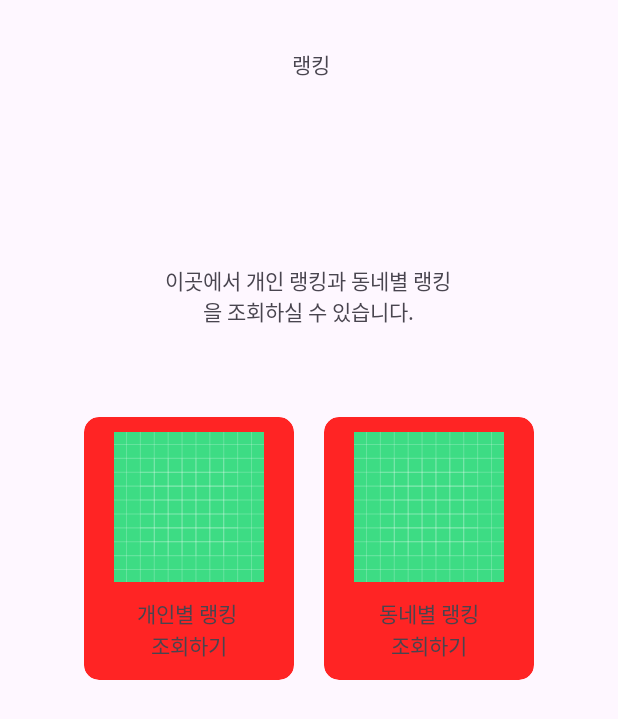
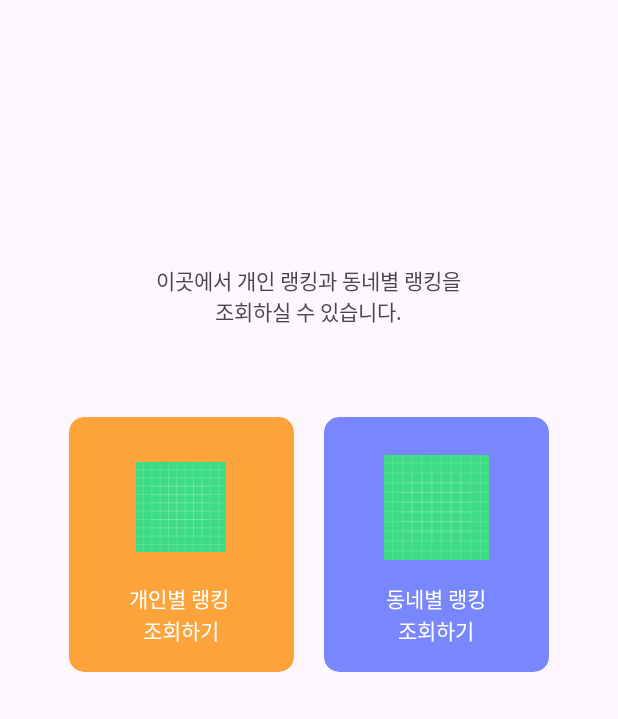
Before and after one commit to zzzezzz/JOOSULSA, an Android app: the fragment RankFragment shown on its own in the app's theme, on a phone screen of 412 x 824 dp. Shown: the top 719 px of the screen. Run offline under Robolectric (Android 15) with nearby library versions, the phone set to English and light mode, and no system bars; network calls fail.

Commit message:
랭킹 인포페이지 수정

```diff
--- a/app/src/main/AndroidManifest.xml
+++ b/app/src/main/AndroidManifest.xml
@@ -55,9 +55,6 @@
             android:name=".ProductInfoActivity"
             android:exported="false" />
         <activity
-            android:name=".PointMarketActivity"
-            android:exported="false" />
-        <activity
             android:name=".point.RePointHistroyActivity"
             android:exported="false" />
         <activity
@@ -107,7 +104,7 @@
             android:name=".TownRankActivity"
             android:exported="false" />
         <activity
-            android:name=".MainActivity"
+            android:name=".PointMarketActivity"
             android:exported="true">
             <intent-filter>
                 <action android:name="android.intent.action.MAIN" />
--- a/app/src/main/res/layout/activity_point_market.xml
+++ b/app/src/main/res/layout/activity_point_market.xml
@@ -6,4 +6,11 @@
     android:layout_height="match_parent"
     tools:context=".PointMarketActivity">
 
+    <ImageView
+        android:id="@+id/imageView19"
+        android:layout_width="350dp"
+        android:layout_height="wrap_content"
+        app:srcCompat="@drawable/asdfasdf"
+        tools:layout_editor_absoluteX="30dp"
+        tools:layout_editor_absoluteY="67dp" />
 </androidx.constraintlayout.widget.ConstraintLayout>
--- a/app/src/main/res/layout/fragment_rank.xml
+++ b/app/src/main/res/layout/fragment_rank.xml
@@ -28,18 +28,8 @@
         app:layout_constraintGuide_percent="0.05352798" />
 
     <TextView
-        android:id="@+id/textView141"
-        android:layout_width="wrap_content"
-        android:layout_height="wrap_content"
-        android:text="랭킹"
-        app:layout_constraintBottom_toTopOf="@+id/guideline28"
-        app:layout_constraintEnd_toStartOf="@+id/guideline27"
-        app:layout_constraintStart_toStartOf="@+id/guideline26"
-        app:layout_constraintTop_toTopOf="parent" />
-
-    <TextView
         android:id="@+id/textView142"
-        android:layout_width="200dp"
+        android:layout_width="210dp"
         android:layout_height="wrap_content"
         android:layout_marginTop="92dp"
         android:text="이곳에서 개인 랭킹과 동네별 랭킹을 조회하실 수 있습니다."
@@ -51,11 +41,11 @@
 
     <androidx.cardview.widget.CardView
         android:id="@+id/personRankBtn"
-        android:layout_width="140dp"
-        android:layout_height="175dp"
+        android:layout_width="150dp"
+        android:layout_height="170dp"
         android:layout_marginTop="60dp"
         android:layout_marginEnd="20dp"
-        app:cardBackgroundColor="#FF2424"
+        app:cardBackgroundColor="#FCA33C"
         app:cardCornerRadius="10dp"
         app:cardElevation="0dp"
         app:cardMaxElevation="0dp"
@@ -72,33 +62,36 @@
 
             <ImageView
                 android:id="@+id/personBtnImg"
-                android:layout_width="100dp"
+                android:layout_width="60dp"
                 android:layout_height="100dp"
                 android:layout_gravity="center"
-                android:layout_margin="10dp"
-                android:src="@drawable/ic_launcher_background" />
+                android:layout_marginTop="10dp"
+                android:src="@drawable/ic_launcher_background"
+                app:srcCompat="@drawable/person" />
 
             <TextView
                 android:id="@+id/textView144"
                 android:layout_width="match_parent"
                 android:layout_height="wrap_content"
                 android:text="개인별 랭킹 "
-                android:textAlignment="center" />
+                android:textAlignment="center"
+                android:textColor="#FFFFFF" />
 
             <TextView
                 android:layout_width="match_parent"
                 android:layout_height="wrap_content"
                 android:gravity="center"
-                android:text="조회하기" />
+                android:text="조회하기"
+                android:textColor="#FFFFFF" />
 
         </LinearLayout>
     </androidx.cardview.widget.CardView>
 
     <androidx.cardview.widget.CardView
         android:id="@+id/townRankBtn"
-        android:layout_width="140dp"
-        android:layout_height="175dp"
-        app:cardBackgroundColor="#FF2424"
+        android:layout_width="150dp"
+        android:layout_height="170dp"
+        app:cardBackgroundColor="#7987FF"
         app:cardCornerRadius="10dp"
         app:cardElevation="0dp"
         app:cardMaxElevation="0dp"
@@ -115,24 +108,27 @@
 
             <ImageView
                 android:id="@+id/townBtnImg"
-                android:layout_width="100dp"
+                android:layout_width="70dp"
                 android:layout_height="100dp"
                 android:layout_gravity="center"
-                android:layout_margin="10dp"
-                android:src="@drawable/ic_launcher_background" />
+                android:layout_marginTop="10dp"
+                android:src="@drawable/ic_launcher_background"
+                app:srcCompat="@drawable/townicon" />
 
             <TextView
                 android:id="@+id/textView145"
                 android:layout_width="match_parent"
                 android:layout_height="wrap_content"
                 android:text="동네별 랭킹"
-                android:textAlignment="center" />
+                android:textAlignment="center"
+                android:textColor="#FFFFFF" />
 
             <TextView
                 android:layout_width="match_parent"
                 android:layout_height="wrap_content"
                 android:gravity="center"
-                android:text="조회하기" />
+                android:text="조회하기"
+                android:textColor="#FFFFFF" />
 
         </LinearLayout>
     </androidx.cardview.widget.CardView>
```
Also changed, not shown: app/src/main/res/drawable/asdfasdf.png (added), app/src/main/res/drawable/person.png (added), app/src/main/res/drawable/test.png (deleted), app/src/main/res/drawable/townicon.png (added).
